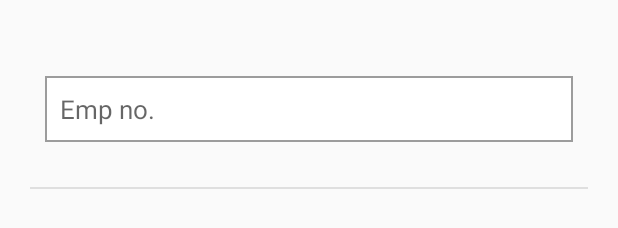
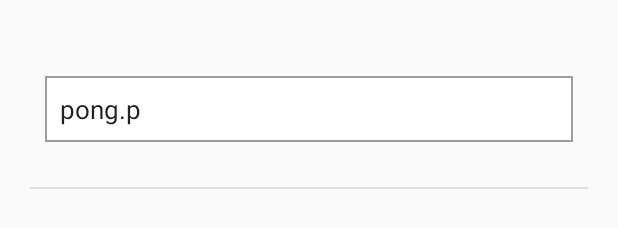
Before and after one commit to 4UForever/minebea-phrase2, an Android app: the layout dialog_emp_no.xml on its own in the app's theme, with its tools: preview values and no code run, on a phone screen of 412 x 824 dp. Shown: the part 566-794 px from the top of the screen. Run offline under Robolectric (Android 15) with nearby library versions, the phone set to English and light mode, and no system bars.

Commit message:
Unknow commit

```diff
--- a/app/src/main/java/com/devsenses/minebea/constant/Constant.java
+++ b/app/src/main/java/com/devsenses/minebea/constant/Constant.java
@@ -7,9 +7,9 @@ import android.os.Environment;
  */
 public class Constant {
 
-//    public static final String baseUrl = "http://dev-minebea.devsenses.net/";
+    //    public static final String baseUrl = "http://dev-minebea.devsenses.net/";
 //  public static final String baseUrl = "http://staging-minebea.devsenses.net/";
-  public static final String baseUrl = "http://minebea2017.local/"; //Real
+    public static final String baseUrl = "http://192.168.1.95/Minebea2017/"; //Real
 
     public static final String urlLogin = baseUrl + "/api/user/login";
     public static final String urlProcessStatus = baseUrl + "/api/process/check-status";
--- a/app/src/main/java/com/devsenses/minebea/task/Task.java
+++ b/app/src/main/java/com/devsenses/minebea/task/Task.java
@@ -3,6 +3,7 @@ package com.devsenses.minebea.task;
 import android.util.Log;
 
 import com.crashlytics.android.Crashlytics;
+import com.devsenses.minebea.BuildConfig;
 import com.devsenses.minebea.constant.Constant;
 import com.devsenses.minebea.listener.APIService;
 import com.squareup.okhttp.Interceptor;
@@ -30,6 +31,7 @@ public class Task {
 //                final String url = response.request().urlString();
 //                final String request = response.request().body().toString();
                 final String content = response.body().string();
+                Log.d(TAG, chain.request().urlString());
                 Log.d(TAG, content);
 //                Log.d(TAG, url + "\n" + request + "\n" + content);
                 return response.newBuilder()
--- a/app/src/main/res/layout/dialog_emp_no.xml
+++ b/app/src/main/res/layout/dialog_emp_no.xml
@@ -40,6 +40,7 @@
                 android:background="@drawable/edit_text_bg"
                 android:padding="10dp"
                 android:layout_width="match_parent"
+                android:text="pong.p"
                 android:hint="Emp no."
                 android:textSize="@dimen/textSizeSmall"
                 android:singleLine="true"
```
